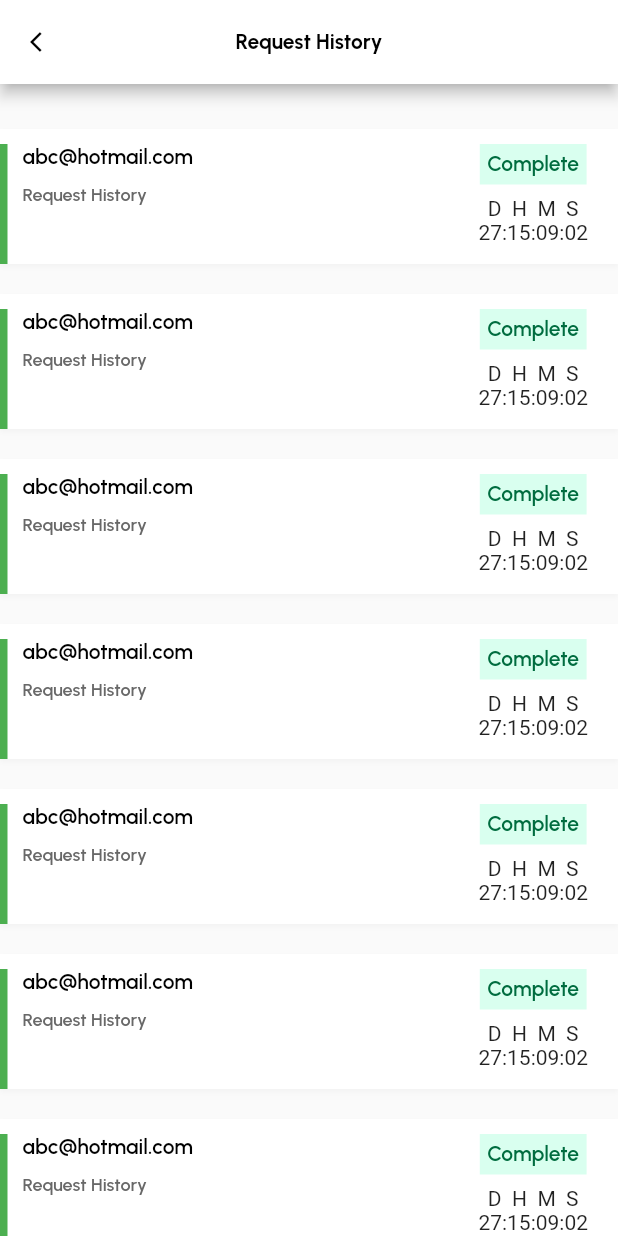
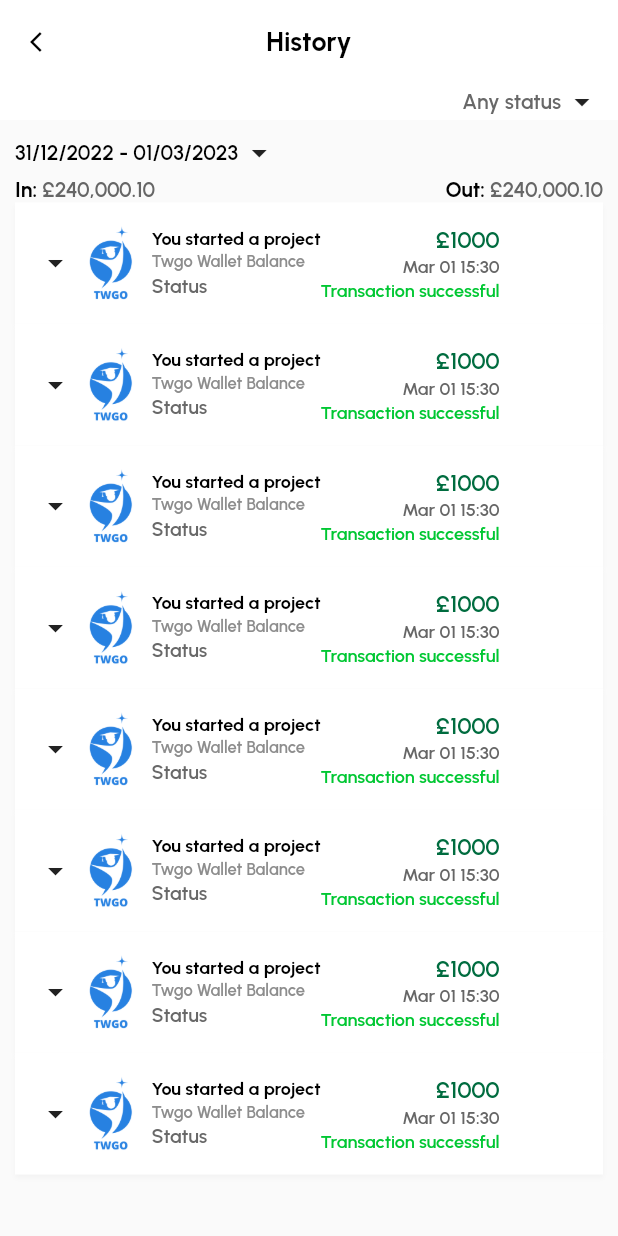
Before and after one commit to VinsDev/Twgo, a Flutter app: the RequestHistory screen opened by its route, on a phone screen of 412 x 824 dp. Run offline on Flutter 3.47's test engine with Material 2 defaults, Android fonts, the phone set to English and light mode, and no system bars; our stand-ins replace awesome_snackbar_content, bot_toast, country_picker, expandable, google_fonts, hive and 2 more; accounts and stored records are empty; project files that could hold a hidden picture were left out.

```diff
--- a/helpbuddy/lib/admin/Request/request_history.dart
+++ b/helpbuddy/lib/admin/Request/request_history.dart
@@ -1,7 +1,5 @@
 import 'package:flutter/material.dart';
 import 'package:google_fonts/google_fonts.dart';
-import 'package:helpbuddy/widget/button.dart';
-import 'package:material_design_icons_flutter/material_design_icons_flutter.dart';
 
 class RequestHistory extends StatefulWidget {
   const RequestHistory({Key? key}) : super(key: key);
@@ -26,33 +24,122 @@ class _RequestHistoryState extends State<RequestHistory> {
               size: 16,
             ),
           ),
-          title: Text('Request History',
+          title: Text('History',
               style: GoogleFonts.urbanist(
                   fontWeight: FontWeight.w700,
-                  fontSize: 14,
+                  fontSize: 18,
                   color: Colors.black)),
           centerTitle: true,
+          elevation: 0,
         ),
-        body: ListView.builder(
-            padding: EdgeInsets.only(top: 20),
-            itemCount: 10,
-            itemBuilder: (BuildContext context, int int) {
-              return const RequestCard(data: 'abc@hotmail.com');
-            }));
+        body: Column(
+          children: [
+            Container(
+              color: Colors.white,
+              child: Column(
+                mainAxisSize: MainAxisSize.min,
+                children: [
+                  Row(
+                    mainAxisAlignment: MainAxisAlignment.end,
+                    children: [
+                      Text('Any status',
+                          style: GoogleFonts.urbanist(
+                              fontWeight: FontWeight.w600,
+                              fontSize: 14,
+                              color: Color.fromARGB(255, 104, 104, 104))),
+                      const SizedBox(
+                        width: 2,
+                      ),
+                      const Icon(Icons.arrow_drop_down),
+                      const SizedBox(
+                        width: 12,
+                      ),
+                    ],
+                  ),
+                ],
+              ),
+            ),
+            Expanded(
+                child: Padding(
+              padding: EdgeInsets.all(10),
+              child: Column(
+                children: [
+                  Row(
+                    children: [
+                      Text('31/12/2022 - 01/03/2023',
+                          style: GoogleFonts.urbanist(
+                              fontWeight: FontWeight.w600,
+                              fontSize: 14,
+                              color: Color.fromARGB(255, 0, 0, 0))),
+                      const SizedBox(
+                        width: 2,
+                      ),
+                      const Icon(Icons.arrow_drop_down),
+                      const SizedBox(
+                        width: 12,
+                      ),
+                    ],
+                  ),
+                  SizedBox(
+                    height: 4,
+                  ),
+                  Row(
+                    children: [
+                      Text('In: ',
+                          style: GoogleFonts.urbanist(
+                              fontWeight: FontWeight.w700,
+                              fontSize: 14,
+                              color: Color.fromARGB(255, 0, 0, 0))),
+                      Text('£240,000.10',
+                          style: GoogleFonts.urbanist(
+                              fontWeight: FontWeight.w600,
+                              fontSize: 14,
+                              color: Color.fromARGB(255, 102, 102, 102))),
+                      Expanded(child: Container()),
+                      Text('Out: ',
+                          style: GoogleFonts.urbanist(
+                              fontWeight: FontWeight.w700,
+                              fontSize: 14,
+                              color: Color.fromARGB(255, 0, 0, 0))),
+                      Text('£240,000.10',
+                          style: GoogleFonts.urbanist(
+                              fontWeight: FontWeight.w600,
+                              fontSize: 14,
+                              color: Color.fromARGB(255, 102, 102, 102))),
+                    ],
+                  ),
+                  Expanded(
+                    child: SingleChildScrollView(
+                      child: Column(
+                        children: const [
+                          RequestCard(),
+                          RequestCard(),
+                          RequestCard(),
+                          RequestCard(),
+                          RequestCard(),
+                          RequestCard(),
+                          RequestCard(),
+                          RequestCard(),
+                        ],
+                      ),
+                    ),
+                  )
+                ],
+              ),
+            )),
+          ],
+        ));
   }
 }
 
 class RequestCard extends StatelessWidget {
-  const RequestCard({Key? key, required this.data}) : super(key: key);
-  // QueryDocumentSnapshot<Object?>? data;
-  final String data;
+  const RequestCard({Key? key}) : super(key: key);
 
   @override
   Widget build(BuildContext context) {
     return Container(
-      margin: EdgeInsets.symmetric(vertical: 10),
-      padding: EdgeInsets.only(right: 20, top: 10),
-      decoration: BoxDecoration(
+      padding: const EdgeInsets.all(15),
+      decoration: const BoxDecoration(
         color: Colors.white,
         boxShadow: [
           BoxShadow(
@@ -62,53 +149,68 @@ class RequestCard extends StatelessWidget {
           ),
         ],
       ),
-      height: 90,
       child: Row(
-        mainAxisAlignment: MainAxisAlignment.spaceBetween,
-        crossAxisAlignment: CrossAxisAlignment.start,
+        crossAxisAlignment: CrossAxisAlignment.center,
         children: [
-          Row(
+          Icon(Icons.arrow_drop_down),
+          Image.asset(
+            "assets/images/Twgo 1.png",
+            width: 50,
+            height: 50,
+          ),
+          SizedBox(
+            width: 2,
+          ),
+          Column(
+            crossAxisAlignment: CrossAxisAlignment.start,
             children: [
-              Container(width: 5, height: 90, color: Colors.green),
-              const SizedBox(width: 10),
-              Column(
-                crossAxisAlignment: CrossAxisAlignment.start,
-                children: [
-                  Text(data,
-                      style: GoogleFonts.urbanist(
-                          fontWeight: FontWeight.w600,
-                          fontSize: 14,
-                          color: Colors.black)),
-                  const SizedBox(
-                    height: 10,
-                  ),
-                  Text('Request History',
-                      style: GoogleFonts.urbanist(
-                          fontWeight: FontWeight.w600,
-                          fontSize: 12,
-                          color: const Color(0xff686868))),
-                ],
-              )
+              Text('You started a project',
+                  style: GoogleFonts.urbanist(
+                      fontWeight: FontWeight.w700,
+                      fontSize: 12,
+                      color: Colors.black)),
+              const SizedBox(
+                height: 2,
+              ),
+              Text('Twgo Wallet Balance',
+                  style: GoogleFonts.urbanist(
+                      fontWeight: FontWeight.w600,
+                      fontSize: 11,
+                      color: Color.fromARGB(255, 141, 141, 141))),
+              const SizedBox(
+                height: 2,
+              ),
+              Text('Status',
+                  style: GoogleFonts.urbanist(
+                      fontWeight: FontWeight.w600,
+                      fontSize: 13,
+                      color: const Color(0xff686868))),
             ],
           ),
           Column(
+            crossAxisAlignment: CrossAxisAlignment.end,
             children: [
-              Container(
-                decoration: const BoxDecoration(color: Color(0xffD9FFEF)),
-                child: Padding(
-                  padding: const EdgeInsets.all(5.0),
-                  child: Text('Complete',
-                      style: GoogleFonts.urbanist(
-                          fontWeight: FontWeight.w600,
-                          fontSize: 14,
-                          color: const Color(0xff006C3F))),
-                ),
+              Text('£1000',
+                  style: GoogleFonts.urbanist(
+                      fontWeight: FontWeight.w600,
+                      fontSize: 16,
+                      color: const Color(0xff006C3F))),
+              const SizedBox(
+                height: 2,
               ),
+              Text('Mar 01 15:30',
+                  style: GoogleFonts.urbanist(
+                      fontWeight: FontWeight.w600,
+                      fontSize: 12,
+                      color: Color.fromARGB(255, 102, 102, 102))),
               const SizedBox(
-                height: 8,
+                height: 2,
               ),
-              const Text('D  H  M  S'),
-              const Text('27:15:09:02'),
+              Text('Transaction successful',
+                  style: GoogleFonts.urbanist(
+                      fontWeight: FontWeight.w600,
+                      fontSize: 12,
+                      color: Color.fromARGB(255, 0, 199, 50))),
             ],
           ),
         ],
--- a/helpbuddy/pubspec.yaml
+++ b/helpbuddy/pubspec.yaml
@@ -61,6 +61,7 @@ dependencies:
   drop_down_list: ^0.0.4
   search_choices: ^2.2.5
   flutter_progress_hud: ^2.0.2
+  http: ^0.13.6
 
 
 
```
Also changed, not shown: helpbuddy/lib/api_client/api_client.dart (added, +62 -0 lines), helpbuddy/lib/user/auth/auth.dart (deleted, +0 -45 lines), helpbuddy/assets/images/Twgo 1.png, helpbuddy/pubspec.lock, 1 other file.
